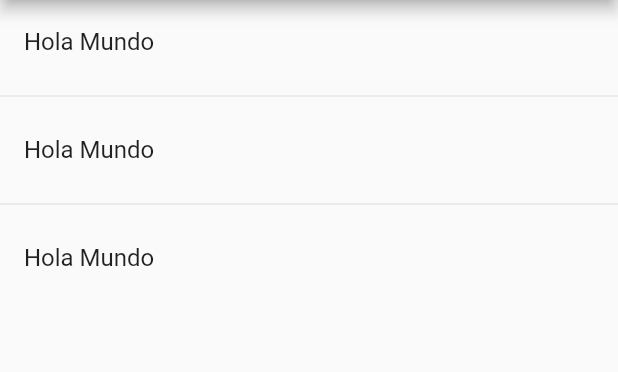
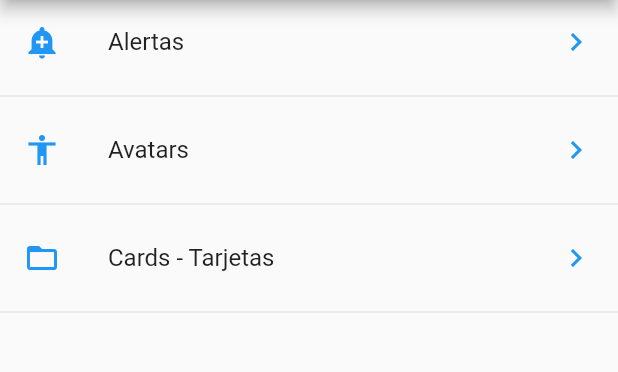
Before and after one commit to efraindrummer/Components-App-Curso, a Flutter app: the screen it shows after launch, on a phone screen of 412 x 824 dp, the part 84-456 px from its top. Run offline on Flutter 3.47's test engine with Material 2 defaults, Android fonts, the phone set to English and light mode, and no system bars.

Commit message:
cards agregados

```diff
--- /dev/null
+++ b/data/menu_opts.json
@@ -0,0 +1,20 @@
+{
+    "nombreApp" : "Componentes",
+    "rutas" : [
+        {
+            "ruta" : "alert",
+            "icon" : "add_alert",
+            "texto": "Alertas"
+        },
+        {
+            "ruta" : "avatar",
+            "icon" : "accessibility",
+            "texto": "Avatars"
+        },
+        {
+            "ruta" : "card",
+            "icon" : "folder_open",
+            "texto": "Cards - Tarjetas"
+        }
+    ]
+}
--- a/lib/main.dart
+++ b/lib/main.dart
@@ -1,4 +1,5 @@
-import 'package:componentes_flutter_app/src/pages/home_page.dart';
+import 'package:componentes_flutter_app/src/pages/alert_page.dart';
+import 'package:componentes_flutter_app/src/routes/routes.dart';
 import 'package:flutter/material.dart';
 
 void main() => runApp(MyApp());
@@ -9,7 +10,16 @@ class MyApp extends StatelessWidget {
     return MaterialApp(
       title: 'Componentes App',
       debugShowCheckedModeBanner: false,
-      home: HomePage()
+      //home: HomePage()
+      initialRoute: '/',
+      routes: getAplicationRoutes(),
+      onGenerateRoute: ( RouteSettings settings ){
+        print('Ruta llamada: ${settings.name}');
+
+        return MaterialPageRoute(
+          builder: (BuildContext context) => AlertPage()
+        );
+      },
     );
   }
 }
--- a/lib/src/pages/home_page.dart
+++ b/lib/src/pages/home_page.dart
@@ -1,3 +1,6 @@
+import 'package:componentes_flutter_app/src/pages/alert_page.dart';
+import 'package:componentes_flutter_app/src/providers/menu_provider.dart';
+import 'package:componentes_flutter_app/src/utils/icono_string_util.dart';
 import 'package:flutter/material.dart';
 
 class HomePage extends StatelessWidget {
@@ -13,18 +16,47 @@ class HomePage extends StatelessWidget {
   }
 
   Widget _lista() {
-    return ListView(
-      children: _listaItem(),
+
+    //menuProvider.cargarData()
+    return FutureBuilder(
+      future: menuProvider.cargarData(),
+      initialData: [],
+      builder: ( context, AsyncSnapshot<List<dynamic>> snapshot){
+
+        return ListView(
+          children: _listaItem(snapshot.data, context),
+        );
+
+      },
     );
+
   }
 
-  List<Widget> _listaItem() {
-    return [
-      ListTile( title: Text('Hola Mundo')),
-      Divider(),
-      ListTile( title: Text('Hola Mundo')),
-      Divider(),
-      ListTile( title: Text('Hola Mundo')),
-    ];
+  List<Widget> _listaItem(List<dynamic> data, BuildContext context) {
+
+    final List<Widget> opciones = [];
+
+    data.forEach((opt) {
+      final widgetTemp = ListTile(
+        title: Text(opt['texto']),
+        leading: getIcon(opt['icon']),
+        trailing: Icon(Icons.keyboard_arrow_right, color: Colors.blue),
+        onTap: (){
+
+          Navigator.pushNamed(context, opt['ruta']);
+
+          /* final route = MaterialPageRoute(
+            builder: (context) => AlertPage()
+          );
+
+          Navigator.push(context, route); */
+
+        },
+      );
+
+      opciones..add(widgetTemp)..add(Divider());
+    });
+
+    return opciones;
   }
 }
--- /dev/null
+++ b/lib/src/routes/routes.dart
@@ -0,0 +1,16 @@
+import 'package:componentes_flutter_app/src/pages/alert_page.dart';
+import 'package:componentes_flutter_app/src/pages/avatar_page.dart';
+import 'package:componentes_flutter_app/src/pages/card_page.dart';
+import 'package:componentes_flutter_app/src/pages/home_page.dart';
+
+import 'package:flutter/material.dart';
+
+Map<String, WidgetBuilder> getAplicationRoutes(){
+
+  return <String, WidgetBuilder>{
+    '/'     : (BuildContext context) => HomePage(),
+    'alert' : (BuildContext context) => AlertPage(),
+    'avatar': (BuildContext context) => AvatarPage(),
+    'card'  : (BuildContext context) => CardPage(),
+  };
+}
--- /dev/null
+++ b/lib/src/utils/icono_string_util.dart
@@ -0,0 +1,13 @@
+import 'package:flutter/material.dart';
+
+
+final _icons = <String, IconData>{
+  'add_alert'     : Icons.add_alert,
+  'accessibility' : Icons.accessibility,
+  'folder_open'   : Icons.folder_open
+};
+
+
+Icon getIcon(String nombreIcono){
+  return Icon(_icons[nombreIcono], color: Colors.blue);
+}
--- a/pubspec.yaml
+++ b/pubspec.yaml
@@ -45,9 +45,9 @@ flutter:
   uses-material-design: true
 
   # To add assets to your application, add an assets section, like this:
-  # assets:
-  #   - images/a_dot_burr.jpeg
-  #   - images/a_dot_ham.jpeg
+  assets:
+   - data/menu_opts.json
+   - assets/
 
   # An image asset can refer to one or more resolution-specific "variants", see
   # https://flutter.dev/assets-and-images/#resolution-aware.
```
Also changed, not shown: lib/src/pages/alert_page.dart (added, +19 -0 lines), lib/src/pages/avatar_page.dart (added, +13 -0 lines), lib/src/pages/card_page.dart (added, +113 -0 lines), lib/src/providers/menu_provider.dart (added, +25 -0 lines), assets/jar-loading.gif (added).
